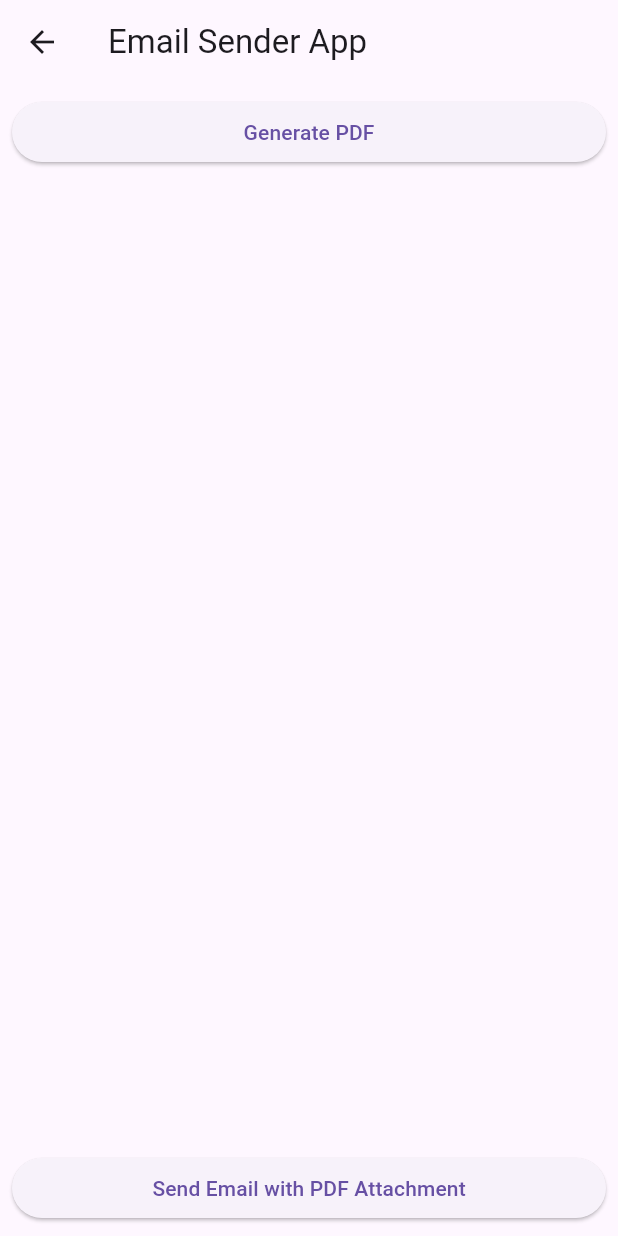
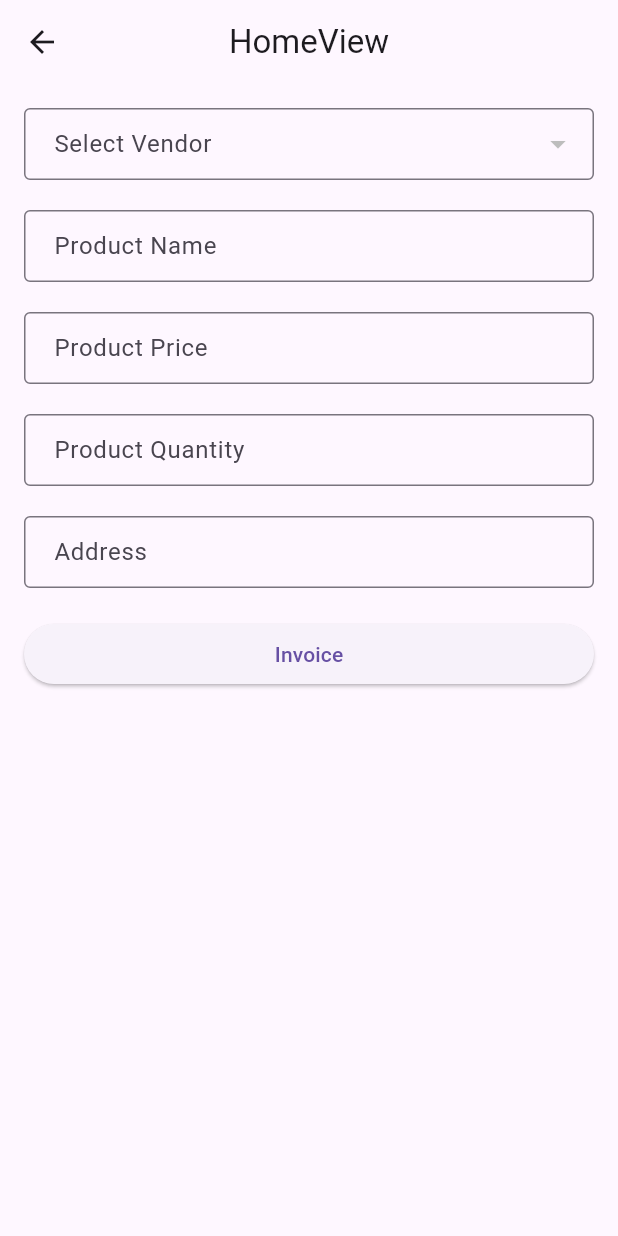
Before and after one commit to refayet21/dpil, a Flutter app: the DouserInvoiceScreen screen opened by its route, on a phone screen of 412 x 824 dp. Run offline on Flutter 3.47's test engine with Material 3 defaults, Android fonts, the phone set to English and light mode, and no system bars; our stand-ins replace animate_do, cloud_firestore, firebase_auth, firebase_core, flutter_screenutil, geocoding and 6 more; missing offline and left inert: flutter_email_sender, month_year_picker; accounts and stored records are empty; project files that could hold a hidden picture were left out.

Commit message:
invoice with send email

```diff
--- a/lib/infrastructure/navigation/navigation.dart
+++ b/lib/infrastructure/navigation/navigation.dart
@@ -78,7 +78,7 @@ class Nav {
     ),
     GetPage(
       name: Routes.DOUSER_INVOICEPREVIEW,
-      page: () => const DouserInvoicepreviewScreen(),
+      page: () => DouserInvoicepreviewScreen(),
       binding: DouserInvoicepreviewControllerBinding(),
     ),
     GetPage(
--- a/lib/presentation/douser/invoice/douser_invoice.screen.dart
+++ b/lib/presentation/douser/invoice/douser_invoice.screen.dart
@@ -1,15 +1,12 @@
 import 'package:dpil/model/vendor.dart';
-import 'package:dpil/presentation/widgets/do_drawer.dart';
 import 'package:flutter/material.dart';
-
 import 'package:get/get.dart';
-import 'package:pdf/pdf.dart';
-import 'package:printing/printing.dart';
 
 import 'controllers/douser_invoice.controller.dart';
 
 class DouserInvoiceScreen extends GetView<DouserInvoiceController> {
   DouserInvoiceScreen({Key? key}) : super(key: key);
+
   DouserInvoiceController homeController = Get.put(DouserInvoiceController());
   TextEditingController dateController = TextEditingController();
   TextEditingController productNameController = TextEditingController();
@@ -17,46 +14,146 @@ class DouserInvoiceScreen extends GetView<DouserInvoiceController> {
   TextEditingController productQuantityController = TextEditingController();
   TextEditingController addressController = TextEditingController();
   VendorModel? selectedVendor;
+
   @override
   Widget build(BuildContext context) {
     return Scaffold(
       appBar: AppBar(
-        title: Text('Email Sender App'),
+        title: const Text('HomeView'),
+        centerTitle: true,
       ),
-      body: Padding(
-        padding: EdgeInsets.all(8.0),
+      body: SingleChildScrollView(
+        child: Padding(
+          padding: const EdgeInsets.all(16.0),
           child: Column(
             crossAxisAlignment: CrossAxisAlignment.stretch,
-          children: <Widget>[
+            children: [
+              Obx(
+                () => DropdownButtonFormField<VendorModel>(
+                  onChanged: (value) {
+                    selectedVendor = value;
+                  },
+                  decoration: InputDecoration(
+                    labelText: 'Select Vendor',
+                    border: OutlineInputBorder(),
+                    contentPadding:
+                        EdgeInsets.symmetric(horizontal: 16, vertical: 4),
+                  ),
+                  isExpanded: true,
+                  value: selectedVendor,
+                  items: homeController.vendors
+                      .map((vendor) => DropdownMenuItem<VendorModel>(
+                            value: vendor,
+                            child: Text(vendor.name ?? 'N/A'),
+                          ))
+                      .toList(),
+                ),
+              ),
+              SizedBox(
+                height: 20,
+              ),
+              TextField(
+                controller: productNameController,
+                decoration: InputDecoration(
+                  hintText: 'Product Name',
+                  border: OutlineInputBorder(),
+                  contentPadding:
+                      EdgeInsets.symmetric(horizontal: 16, vertical: 4),
+                ),
+              ),
+              SizedBox(
+                height: 20,
+              ),
+              TextField(
+                controller: productPriceController,
+                keyboardType: TextInputType.number,
+                decoration: InputDecoration(
+                  hintText: 'Product Price',
+                  border: OutlineInputBorder(),
+                  contentPadding:
+                      EdgeInsets.symmetric(horizontal: 16, vertical: 4),
+                ),
+              ),
+              SizedBox(
+                height: 20,
+              ),
+              TextField(
+                controller: productQuantityController,
+                keyboardType: TextInputType.number,
+                decoration: InputDecoration(
+                  hintText: 'Product Quantity',
+                  border: OutlineInputBorder(),
+                  contentPadding:
+                      EdgeInsets.symmetric(horizontal: 16, vertical: 4),
+                ),
+              ),
+              SizedBox(
+                height: 20,
+              ),
+              TextField(
+                controller: addressController,
+                decoration: InputDecoration(
+                  hintText: 'Address',
+                  border: OutlineInputBorder(),
+                  contentPadding:
+                      EdgeInsets.symmetric(horizontal: 16, vertical: 4),
+                ),
+              ),
+              SizedBox(
+                height: 20,
+              ),
               ElevatedButton(
-              onPressed: controller.generatePdf,
-              child: Text('Generate PDF'),
-            ),
-            SizedBox(height: 20),
-            Expanded(
-              child: Obx(() {
-                return controller.pdfBytes.value != null
-                    ? PdfPreview(
-                        build: (PdfPageFormat format) =>
-                            controller.pdfBytes.value!,
-                        initialPageFormat: PdfPageFormat.a4,
-                        allowPrinting: false,
-                        onPrinted: (_) {},
-                      )
-                    : Container();
-              }),
-            ),
-            SizedBox(height: 20),
-            ElevatedButton(
-              onPressed: () {
-                controller
-                    .sendEmail(['refayet21@gmail.com'], 'subject', 'body');
+                // onPressed: () {
+                //   String vendorInfo =
+                //       'Vendor Name: ${selectedVendor?.name ?? "N/A"}';
+                //   String dateInfo = 'Date: ${dateController.text}';
+                //   String productInfo =
+                //       'Product Name: ${productNameController.text}';
+                //   String priceInfo = 'Price: ${productPriceController.text}';
+                //   String quantityInfo =
+                //       'Quantity: ${productQuantityController.text}';
+                //   String addressInfo = 'Address: ${addressController.text}';
+
+                //   print(
+                //     '$vendorInfo\n$dateInfo\n$productInfo\n$priceInfo\n$quantityInfo\n$addressInfo',
+                //   );
+
+                //   homeController.generateInvoicePDF(vendorInfo);
+                // },
+                onPressed: () async {
+                  // Get the selected vendor, date, product details from the controllers
+                  String vendorInfo =
+                      'Vendor Name: ${selectedVendor?.name ?? "N/A"}';
+                  final date = dateController.text;
+                  final productName = productNameController.text;
+                  final productPrice =
+                      double.parse(productPriceController.text);
+                  final productQuantity =
+                      int.parse(productQuantityController.text);
+
+                  // Call the generateInvoicePDF method
+                  homeController.generateInvoicePdf(vendorInfo, date,
+                      productName, productPrice, productQuantity);
                 },
-              child: Text('Send Email with PDF Attachment'),
+                child: Text('Invoice'),
               ),
             ],
           ),
         ),
+      ),
     );
   }
+
+  Future<void> selectDate(BuildContext context) async {
+    DateTime? picked = await showDatePicker(
+      context: context,
+      initialDate: DateTime.now(),
+      firstDate: DateTime(1900),
+      lastDate: DateTime(2101),
+    );
+    if (picked != null && picked != DateTime.now()) {
+      String formattedDate = "${picked.day}/${picked.month}/${picked.year}";
+      dateController.text = formattedDate;
     }
+  }
+}
```
Also changed, not shown: lib/presentation/douser/invoice/controllers/douser_invoice.controller.dart (+140 -62 lines), lib/presentation/douser/invoicepreview/controllers/douser_invoicepreview.controller.dart (+16 -4 lines), lib/presentation/douser/invoicepreview/douser_invoicepreview.screen.dart (+52 -8 lines). Lines whose indentation alone changed are shown as unchanged.
